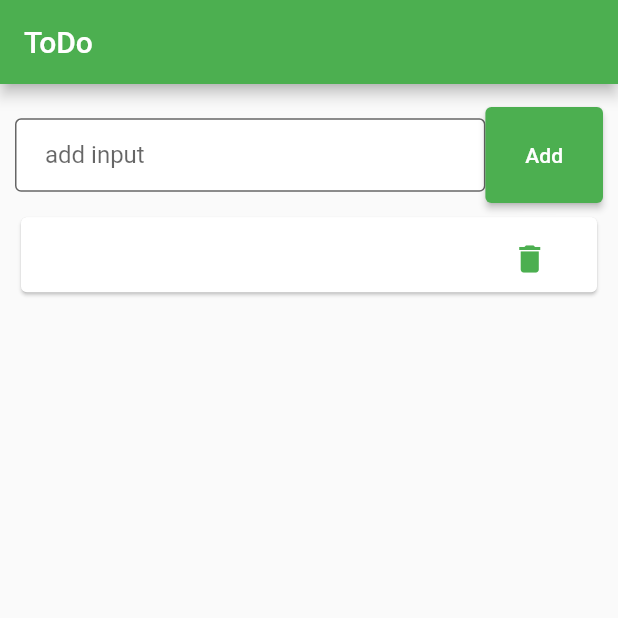
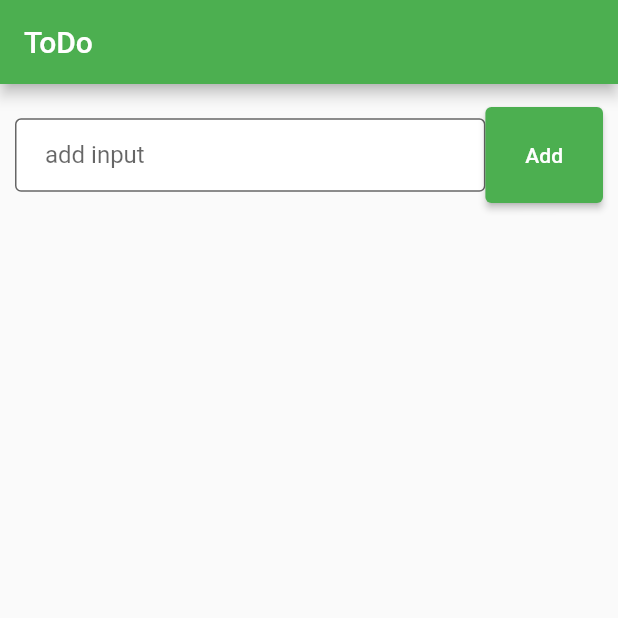
Before and after one commit to mdmurad71/Todo_app, a Flutter app: the screen it shows after launch, after a tap on "Add", after a tap on the "delete" icon, on a phone screen of 412 x 824 dp, the top half of it. Run offline on Flutter 3.47's test engine with Material 2 defaults, Android fonts, the phone set to English and light mode, and no system bars.

Commit message:
add remove Item fucntion

```diff
--- a/lib/TodoPage.dart
+++ b/lib/TodoPage.dart
@@ -26,6 +26,12 @@ class TodopageView extends State<Todopage> {
   addList(){
     setState(() {
       TodoList.add({'item': Item});
+    });
+  }
+
+  removeItem(index){
+    setState(() {
+      TodoList.removeAt(index);
     });
   }
 
@@ -64,7 +70,7 @@ class TodopageView extends State<Todopage> {
                        Row(
                          children: [
                            Expanded( flex: 80,   child: Text(TodoList[index]['item'].toString())),
-                           Expanded(flex: 20, child: TextButton(onPressed: (){}, child: Icon(Icons.delete),))
+                           Expanded(flex: 20, child: TextButton(onPressed: (){removeItem(index);}, child: Icon(Icons.delete),))
                          ],
                        )
                      ),
```
